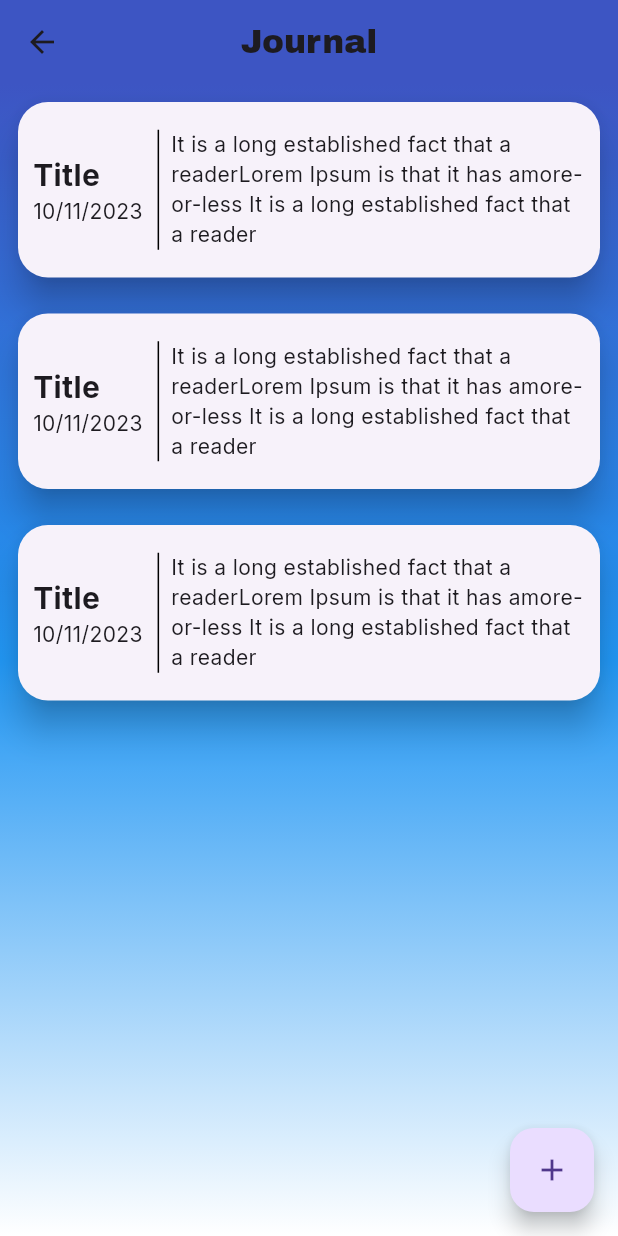
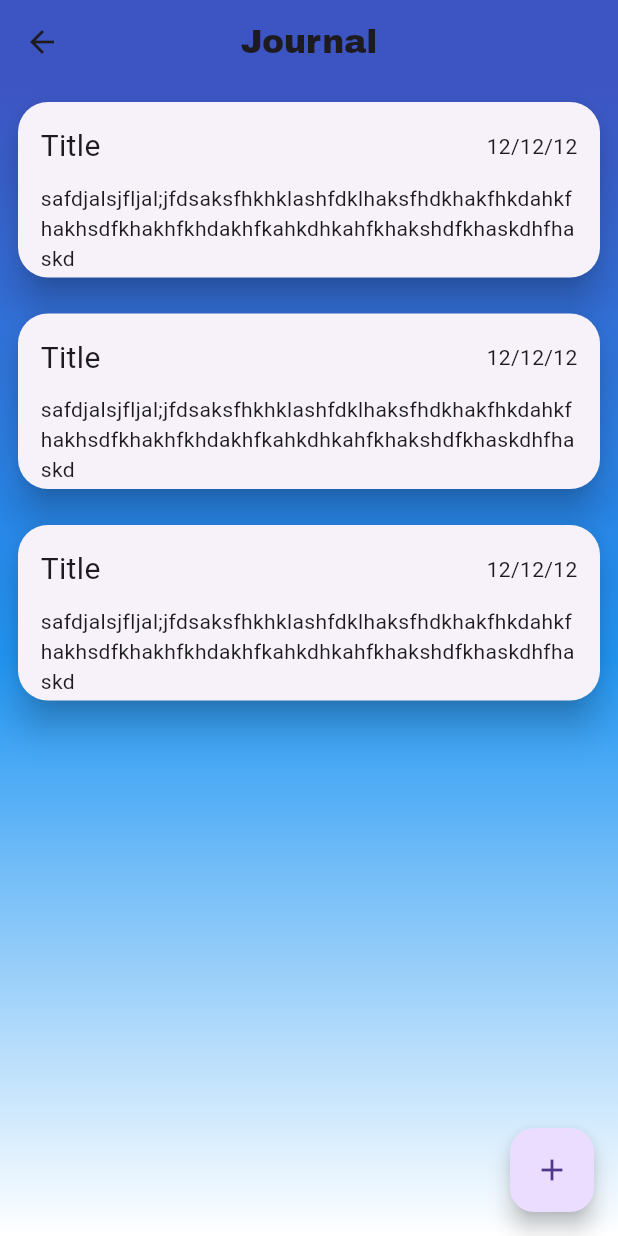
Before and after one commit to praveen0075/MindSculptor, a Flutter app: the JournalScreen screen opened directly, on a phone screen of 412 x 824 dp. Run offline on Flutter 3.47's test engine with Material 3 defaults, Android fonts, the light colour scheme and no system bars; our stand-ins replace audioplayers, file_picker, google_fonts, hive, hive_flutter, image_picker and 1 more; missing offline and left inert: pelaicons; accounts and stored records are empty; project files that could hold a hidden picture were left out.

Commit message:
23/12/2023 at 10:33 am  journal controlls are added. db functions such as add, update, delete, get functions are written in a seperate class call journalDb

```diff
--- a/lib/controller/constants/theme.dart
+++ b/lib/controller/constants/theme.dart
@@ -3,12 +3,5 @@ import 'package:google_fonts/google_fonts.dart';
 
 
 ThemeData themeData = ThemeData(
-  scaffoldBackgroundColor: Colors.white,
-  elevatedButtonTheme: ElevatedButtonThemeData(
-    style: ElevatedButton.styleFrom(
-      backgroundColor: const Color.fromARGB(255, 12, 143, 249),
-      disabledBackgroundColor:Colors.grey
-    )
-  ),
-  fontFamily: GoogleFonts.inter().fontFamily,
+  fontFamily: GoogleFonts.roboto().fontFamily,
 );
--- a/lib/controller/db_functions/user/authentication_db_functions.dart
+++ b/lib/controller/db_functions/user/authentication_db_functions.dart
@@ -1,6 +1,6 @@
 import 'package:flutter/material.dart';
 import 'package:hive_flutter/hive_flutter.dart';
-import 'package:mind_sculptor/model/user_model.dart';
+import 'package:mind_sculptor/model/user_side/user_model.dart';
 
 ValueNotifier <List<User>> userNotifier = ValueNotifier([]);
 
--- a/lib/main.dart
+++ b/lib/main.dart
@@ -3,7 +3,8 @@ import 'package:mind_sculptor/controller/constants/theme.dart';
 import 'package:mind_sculptor/model/admin_side/exercise_model.dart';
 import 'package:mind_sculptor/model/admin_side/music_model.dart';
 import 'package:mind_sculptor/model/admin_side/randomtip_model.dart';
-import 'package:mind_sculptor/model/user_model.dart';
+import 'package:mind_sculptor/model/user_side/journal_model.dart';
+import 'package:mind_sculptor/model/user_side/user_model.dart';
 import 'package:mind_sculptor/view/screens/user_side/splash/splash_screen.dart';
 import 'package:hive_flutter/hive_flutter.dart';
 
@@ -15,6 +16,7 @@ void main()async{
   Hive.registerAdapter(NewExercisesAdapter());
   Hive.registerAdapter(SongsAdapter());
   Hive.registerAdapter(StepsOfExerciseModelAdapter());
+  Hive.registerAdapter(JournalAdapter());
 //  await Hive.openBox<User>("user_details");
   runApp(const App());
 }
--- /dev/null
+++ b/lib/model/user_side/journal_model.dart
@@ -0,0 +1,20 @@
+import 'package:hive_flutter/hive_flutter.dart';
+
+part 'journal_model.g.dart';
+
+@HiveType(typeId:2)
+class Journal{
+  @HiveField(0)
+  String title;
+
+  @HiveField(1)
+  String date;
+
+  @HiveField(2)
+  String paraghraph;
+
+  @HiveField(3)
+  String? journalKey;
+
+  Journal({this.journalKey,required this.title,required this.date,required this.paraghraph});
+}
--- a/lib/view/screens/authentication/functions/authentication_functions.dart
+++ b/lib/view/screens/authentication/functions/authentication_functions.dart
@@ -2,7 +2,7 @@
 import 'package:flutter/material.dart';
 import 'package:hive_flutter/hive_flutter.dart';
 import 'package:mind_sculptor/controller/db_functions/user/authentication_db_functions.dart';
-import 'package:mind_sculptor/model/user_model.dart';
+import 'package:mind_sculptor/model/user_side/user_model.dart';
 import 'package:shared_preferences/shared_preferences.dart';
 
 String? validateUsername(String? value) {
--- a/lib/view/screens/authentication/signIn/sign_in_screen.dart
+++ b/lib/view/screens/authentication/signIn/sign_in_screen.dart
@@ -2,7 +2,7 @@ import 'package:flutter/material.dart';
 // import 'package:hive_flutter/hive_flutter.dart';
 import 'package:mind_sculptor/controller/constants/constv.dart';
 import 'package:mind_sculptor/controller/db_functions/user/authentication_db_functions.dart';
-import 'package:mind_sculptor/model/user_model.dart';
+import 'package:mind_sculptor/model/user_side/user_model.dart';
 import 'package:mind_sculptor/view/screens/authentication/functions/authentication_functions.dart';
 import 'package:mind_sculptor/view/screens/authentication/logIn/log_in_screen.dart';
 import 'package:mind_sculptor/view/screens/authentication/widgets/signup_textformfield_widget.dart';
--- a/lib/view/screens/user_side/home/widgets/third_part_card.dart
+++ b/lib/view/screens/user_side/home/widgets/third_part_card.dart
@@ -1,6 +1,6 @@
 import 'package:flutter/cupertino.dart';
 import 'package:flutter/material.dart';
-import 'package:mind_sculptor/view/screens/user_side/journal/journal_write_screen.dart';
+import 'package:mind_sculptor/view/screens/user_side/journal/journal%20write/journal_write_screen.dart';
 
 class JournalWriteSection extends StatelessWidget {
   const JournalWriteSection({super.key});
--- a/lib/view/screens/user_side/journal/journal_screen.dart
+++ b/lib/view/screens/user_side/journal/display/journal_screen.dart
@@ -1,7 +1,7 @@
 import 'package:flutter/material.dart';
 import 'package:google_fonts/google_fonts.dart';
-import 'package:mind_sculptor/view/screens/user_side/journal/journal_full_view.dart';
-import 'package:mind_sculptor/view/screens/user_side/journal/journal_write_screen.dart';
+import 'package:mind_sculptor/view/screens/user_side/journal/full_view/journal_full_view.dart';
+import 'package:mind_sculptor/view/screens/user_side/journal/journal%20write/journal_write_screen.dart';
 import 'package:mind_sculptor/controller/constants/constv.dart';
 
 class JournalScreen extends StatelessWidget {
@@ -43,36 +43,27 @@ class JournalScreen extends StatelessWidget {
                   Navigator.push(context, MaterialPageRoute(builder: (context) => const JournalviewScreen(),));
                 },
                 child: Card(
+                  // color: Colors.yellow.shade100,
                   shape: RoundedRectangleBorder(
                     borderRadius: BorderRadius.circular(20),
                   ),
                   elevation: 10,
-                  child:  Row(
-                    mainAxisAlignment: MainAxisAlignment.spaceEvenly,
-                    crossAxisAlignment: CrossAxisAlignment.center,
-                    children: [
-                      const Padding(
-                        padding:  EdgeInsets.all(10.0),
-                        child:  Column(
-                          mainAxisAlignment: MainAxisAlignment.center,
-                          crossAxisAlignment: CrossAxisAlignment.start,
+                  child: const Padding(
+                    padding:  EdgeInsets.all(15.0),
+                    child: Column(
+                      children: [
+                        Row(
+                          mainAxisAlignment: MainAxisAlignment.spaceBetween,
                           children: [
-                            Text('Title',style: TextStyle(fontSize: 20,fontWeight: FontWeight.bold,),),
-                            Text('10/11/2023')
+                            Text('Title',style: TextStyle(fontSize: 20),),
+                            Text('12/12/12')
                           ],
                         ),
-                      ),
-                      Container(
-                        height: 80,
-                        width: 1,
-                        color: Colors.black,
-                      ),
-                      const Flexible(child: Padding(
-                        padding: EdgeInsets.all(8.0),
-                        child: Text('It is a long established fact that a readerLorem Ipsum is that it has amore-or-less It is a long established fact that a reader'),
-                      ),),
-                    ],
-                  ),
+                        sizedBox10,
+                        Text('safdjalsjfljal;jfdsaksfhkhklashfdklhaksfhdkhakfhkdahkfhakhsdfkhakhfkhdakhfkahkdhkahfkhakshdfkhaskdhfhaskd')
+                      ],
+                    ),
+                  )
                 ),
               ),
              ),
--- a/lib/view/widgets/bottomnavigaiton/bottomnavigation_bar.dart
+++ b/lib/view/widgets/bottomnavigaiton/bottomnavigation_bar.dart
@@ -1,7 +1,7 @@
 import 'package:flutter/material.dart';
 import 'package:mind_sculptor/view/screens/user_side/exercise/exercise_screen.dart';
 import 'package:mind_sculptor/view/screens/user_side/home/home_screen.dart';
-import 'package:mind_sculptor/view/screens/user_side/journal/journal_screen.dart';
+import 'package:mind_sculptor/view/screens/user_side/journal/display/journal_screen.dart';
 import 'package:mind_sculptor/view/screens/user_side/settings/setting_screen.dart';
 import 'package:mind_sculptor/view/screens/user_side/music/display_music/sleep_screen.dart';
 import 'package:pelaicons/pelaicons.dart';
--- a/pubspec.yaml
+++ b/pubspec.yaml
@@ -46,6 +46,7 @@ dependencies:
   image_picker: ^1.0.4
   file_picker: ^6.1.1
   audioplayers: ^5.2.1
+  intl: ^0.19.0
 
 dev_dependencies:
   flutter_test:
```
Also changed, not shown: lib/controller/db_functions/journal/journal_write.dart (added, +36 -0 lines), lib/view/screens/user_side/journal/journal write/journal_write_screen.dart (renamed from lib/view/screens/user_side/journal/journal_write_screen.dart, +4 -15 lines), lib/view/screens/user_side/journal/journal write/widgets/calendar_view.dart (added, +35 -0 lines), lib/controller/db_functions/exercise/exercisedb_functions.dart (line endings or trailing spaces), lib/model/user_side/journal_model.g.dart (added), lib/model/user_side/user_model.dart (renamed from lib/model/user_model.dart), lib/model/user_side/user_model.g.dart (renamed from lib/model/user_model.g.dart), lib/view/screens/user_side/journal/full_view/journal_full_view.dart (renamed from lib/view/screens/user_side/journal/journal_full_view.dart), pubspec.lock.
